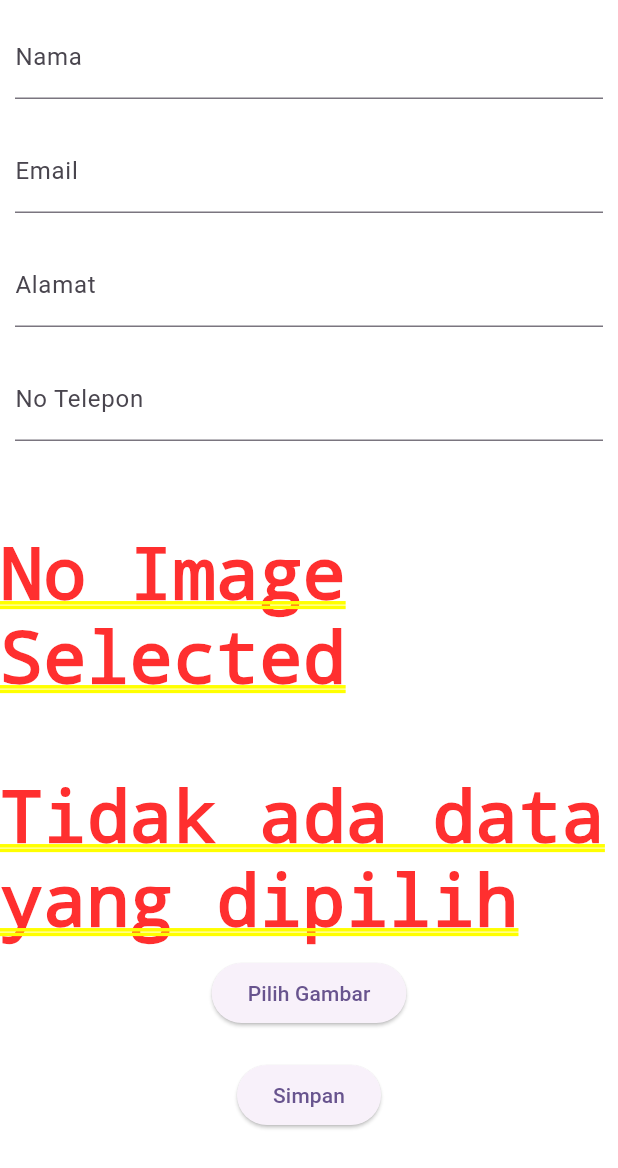
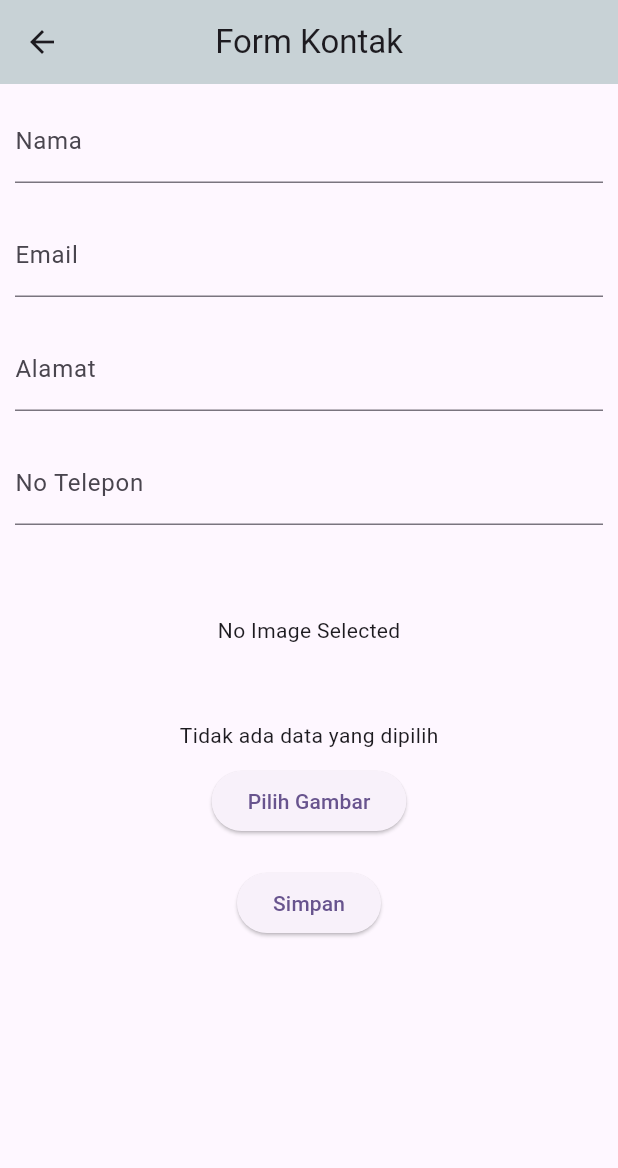
Before and after one commit to EhzandHerry/tugas4, a Flutter app: the screen it shows after launch, after a tap on the "add" icon, on a phone screen of 412 x 824 dp. Shown: the top 1168 px of the screen. Run offline on Flutter 3.47's test engine with Material 3 defaults, Android fonts, the phone set to English and light mode, and no system bars; our stand-ins replace image_picker; network calls fail.

Commit message:
memperbaiki error ketika memasuki halaman fom register

```diff
--- a/lib/main.dart
+++ b/lib/main.dart
@@ -1,5 +1,4 @@
 import 'package:flutter/material.dart';
-import 'package:tugas4/screen/form_screen.dart';
 import 'package:tugas4/screen/home_view.dart';
 
 void main() {
@@ -19,7 +18,7 @@ class MyApp extends StatelessWidget {
       ),
       home: Scaffold(
         appBar: AppBar(
-          title: Center(child: Text("Kontak Form")),
+          title: const Center(child: Text("Home View")),
         ),
         body: const HomeView(),
       ),
--- a/lib/screen/form_screen.dart
+++ b/lib/screen/form_screen.dart
@@ -42,44 +42,50 @@ class _FormScreenState extends State<FormScreen> {
 
   @override
   Widget build(BuildContext context) {
-    return Form(
+    return Scaffold(
+      appBar: AppBar(
+        title: Text("Form Kontak"),
+        centerTitle: true,
+        backgroundColor: Color.fromARGB(255, 200, 210, 214),
+      ),
+      body: Form(
         key: _formkey,
         child: Column(
           children: [
             Container(
-            margin: EdgeInsets.all(10),
+              margin: const EdgeInsets.all(10),
               child: TextFormField(
                 decoration:
-                  InputDecoration(labelText: "Nama", hintText: "Masukkan Nama"),
+                    const InputDecoration(labelText: "Nama", hintText: "Masukkan Nama"),
                 controller: _namaController,
               ),
             ),
             Container(
-            margin: EdgeInsets.all(10),
+              margin: const EdgeInsets.all(10),
               child: TextFormField(
-              decoration: InputDecoration(
+                decoration: const InputDecoration(
                     labelText: "Email", hintText: "Masukkan Email"),
                 controller: _emailController,
               ),
             ),
             Container(
-            margin: EdgeInsets.all(10),
+              margin: const EdgeInsets.all(10),
               child: TextFormField(
-              decoration: InputDecoration(
+                decoration: const InputDecoration(
                     labelText: "Alamat", hintText: "Masukkan Alamat"),
                 controller: _alamatController,
               ),
             ),
             Container(
-            margin: EdgeInsets.all(10),
+              margin: const EdgeInsets.all(10),
               child: TextFormField(
-              decoration: InputDecoration(
+                decoration: const InputDecoration(
                     labelText: "No Telepon", hintText: "Masukkan No Telepon"),
                 controller: _noTeleponController,
               ),
             ),
-          Padding(
-            padding: const EdgeInsets.symmetric(vertical: 50),
+            const Padding(
+              padding: EdgeInsets.symmetric(vertical: 50),
               child: SizedBox(
                 child: Text("No Image Selected"),
               ),
@@ -88,12 +94,12 @@ class _FormScreenState extends State<FormScreen> {
                  ? const Text("Tidak ada data yang dipilih")
                  : Image.file(_image!),
             Container(
-            margin: EdgeInsets.all(10),
+              margin: const EdgeInsets.all(10),
               child: ElevatedButton(
                 onPressed: () {
                   getImage();
                 },
-              child: Text("Pilih Gambar"),
+                child: const Text("Pilih Gambar"),
               ),
             ),
             Container(
@@ -103,14 +109,14 @@ class _FormScreenState extends State<FormScreen> {
                   if (_formkey.currentState!.validate()) {
                     _formkey.currentState!.save();
                     //Proses simpan data
-                 Kontak _person = Kontak(nama: _namaController.text,
+                   Kontak person = Kontak(nama: _namaController.text,
                    email: _emailController.text,
                    alamat: _alamatController.text,
                    telepon: _noTeleponController.text,
                    foto: _image!.path);
 
                    var result =
-                  await _personController.addPerson(_person, _image);
+                    await _personController.addPerson(person, _image);
 
                     ScaffoldMessenger.of(context).showSnackBar(
                       SnackBar(
@@ -129,6 +135,7 @@ class _FormScreenState extends State<FormScreen> {
             ),
           ],
         ),
+      ),
     );
   }
 }
```
Lines whose indentation alone changed are shown as unchanged.
